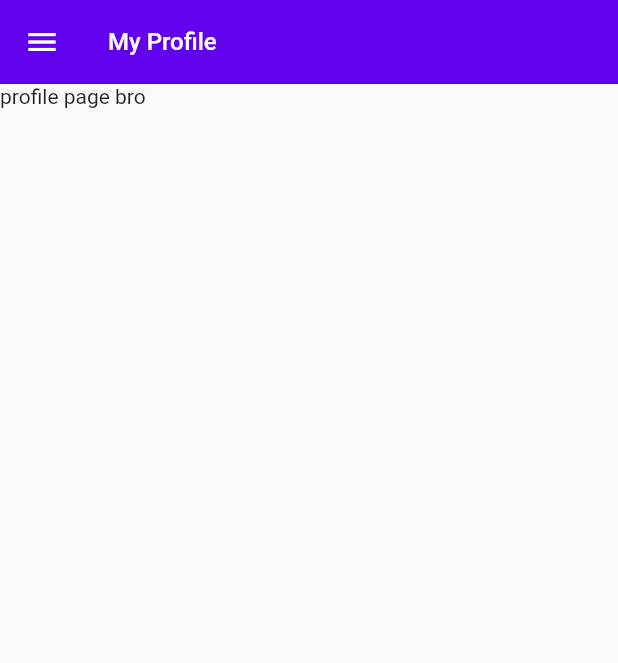
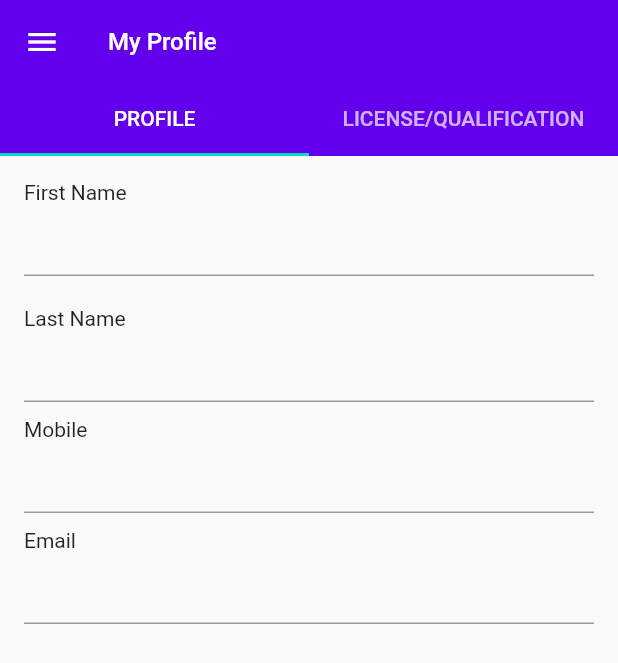
Before and after one commit to Danishbansal-cmd/emes, a Flutter app: the screen it shows after launch, on a phone screen of 412 x 824 dp. Shown: the top 663 px of the screen. Run offline on Flutter 3.47's test engine with Material 2 defaults, Android fonts, the phone set to English and light mode, and no system bars.

Commit message:
Adding Swipeable topbar to profile page

```diff
--- /dev/null
+++ b/lib/Pages/ProfilePages/license_qualification_screen.dart
@@ -0,0 +1,12 @@
+import 'package:flutter/material.dart';
+
+class LicenseQualificationScreen extends StatelessWidget {
+  const LicenseQualificationScreen({ Key? key }) : super(key: key);
+
+  @override
+  Widget build(BuildContext context) {
+    return Container(
+      child: Center(child: Text("License/Qualification Screen"),),
+    );
+  }
+}
--- /dev/null
+++ b/lib/Pages/ProfilePages/profile_screen.dart
@@ -0,0 +1,29 @@
+import 'package:flutter/material.dart';
+
+class ProfileScreen extends StatelessWidget {
+  const ProfileScreen({ Key? key }) : super(key: key);
+
+  @override
+  Widget build(BuildContext context) {
+    return Container(
+      padding: EdgeInsets.zero,
+      margin: const EdgeInsets.all(16).copyWith(bottom: 0),
+      child: Column(
+        mainAxisAlignment: MainAxisAlignment.start,
+        crossAxisAlignment: CrossAxisAlignment.start,
+        children: [
+        Text("First Name"),
+        TextFormField(
+
+        ),SizedBox(height: 10,),
+        SizedBox(height: 10,),
+        Text("Last Name"),
+        TextFormField(),SizedBox(height: 10,),
+        Text("Mobile"),
+        TextFormField(),SizedBox(height: 10,),
+        Text("Email"),
+        TextFormField(),
+      ],),
+    );
+  }
+}
--- a/lib/Pages/home_page.dart
+++ b/lib/Pages/home_page.dart
@@ -1,6 +1,6 @@
-import 'package:emes/Pages/Home_pages/previous_screen.dart';
-import 'package:emes/Pages/Home_pages/today_screen.dart';
-import 'package:emes/Pages/Home_pages/next_screen.dart';
+import 'package:emes/Pages/HomePages/previous_screen.dart';
+import 'package:emes/Pages/HomePages/today_screen.dart';
+import 'package:emes/Pages/HomePages/next_screen.dart';
 import 'package:emes/Themes/themes.dart';
 import 'package:emes/Widgets/drawer.dart';
 import 'package:flutter/material.dart';
--- a/lib/Pages/profile_page.dart
+++ b/lib/Pages/profile_page.dart
@@ -1,3 +1,5 @@
+import 'package:emes/Pages/ProfilePages/license_qualification_screen.dart';
+import 'package:emes/Pages/ProfilePages/profile_screen.dart';
 import 'package:emes/Widgets/drawer.dart';
 import 'package:flutter/material.dart';
 
@@ -6,15 +8,28 @@ class ProfilePage extends StatelessWidget {
 
   @override
   Widget build(BuildContext context) {
-    return Scaffold(
-      appBar: AppBar(
-        elevation: 0,
-        title:const Text("My Profile"),
-      ),
-      drawer: MyDrawer(),
-      body: SafeArea(
-        child: Container(
-          child: Text("profile page bro"),
+    return DefaultTabController(
+      length: 2,
+      child: Scaffold(
+        appBar: AppBar(
+          elevation: 0,
+          title: const Text("My Profile"),
+          bottom: const TabBar(
+            tabs: [
+              Tab(
+                text: 'PROFILE',
+              ),
+              Tab(
+                text: 'LICENSE/QUALIFICATION',
+              ),
+            ],
+          ),
+        ),
+        drawer: const MyDrawer(),
+        body: const SafeArea(
+          child: TabBarView(
+            children: [ProfileScreen(), LicenseQualificationScreen()],
+          ),
         ),
       ),
     );
```
Also changed, not shown: lib/Pages/HomePages/next_screen.dart (renamed from lib/Pages/Home_pages/next_screen.dart), lib/Pages/HomePages/previous_screen.dart (renamed from lib/Pages/Home_pages/previous_screen.dart), lib/Pages/HomePages/today_screen.dart (renamed from lib/Pages/Home_pages/today_screen.dart).
